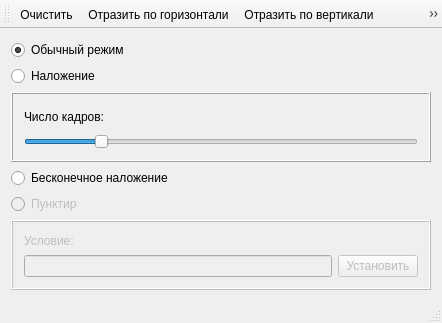
First picture: the form in mainwindow.ui, repository AndreiPustovalov/Exposure, before the edit.
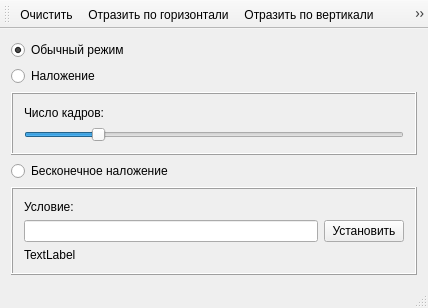
Second picture: the form after the edit. Icons and pictures are not drawn.

Diff of the .ui file:
```diff
--- a/mainwindow.ui
+++ b/mainwindow.ui
@@ -6,8 +6,8 @@
    <rect>
     <x>0</x>
     <y>0</y>
-    <width>442</width>
-    <height>323</height>
+    <width>428</width>
+    <height>308</height>
    </rect>
   </property>
   <property name="windowTitle">
@@ -84,21 +84,8 @@
       </property>
      </widget>
     </item>
-    <item>
-     <widget class="QRadioButton" name="dashModeRadio">
-      <property name="enabled">
-       <bool>false</bool>
-      </property>
-      <property name="text">
-       <string>Пунктир</string>
-      </property>
-     </widget>
-    </item>
     <item>
      <widget class="QFrame" name="frame_3">
-      <property name="enabled">
-       <bool>false</bool>
-      </property>
       <property name="statusTip">
        <string>Параметры пунктира</string>
       </property>
@@ -130,6 +117,13 @@
          </item>
         </layout>
        </item>
+       <item>
+        <widget class="QLabel" name="debugLbl">
+         <property name="text">
+          <string>TextLabel</string>
+         </property>
+        </widget>
+       </item>
       </layout>
      </widget>
     </item>
```
Left out of the diff: 20 changed lines with no effect on the pictures.
